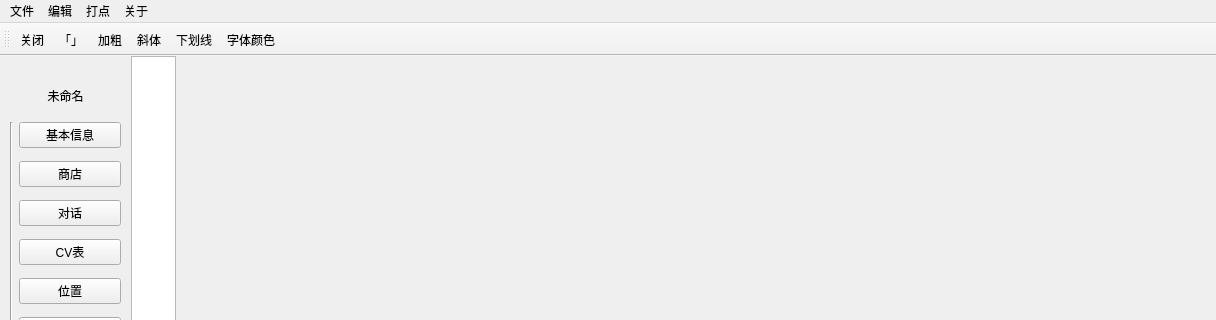
Above: Visual-Editor/mainwindow.ui from Marcus-P-114514/Genshin-Impact-BWiKi-NPC-Editor before the change; both pictures show x 0 to 1216 and y 0 to 320 of the 1216 by 736 pixel window. Below: the same form after it.
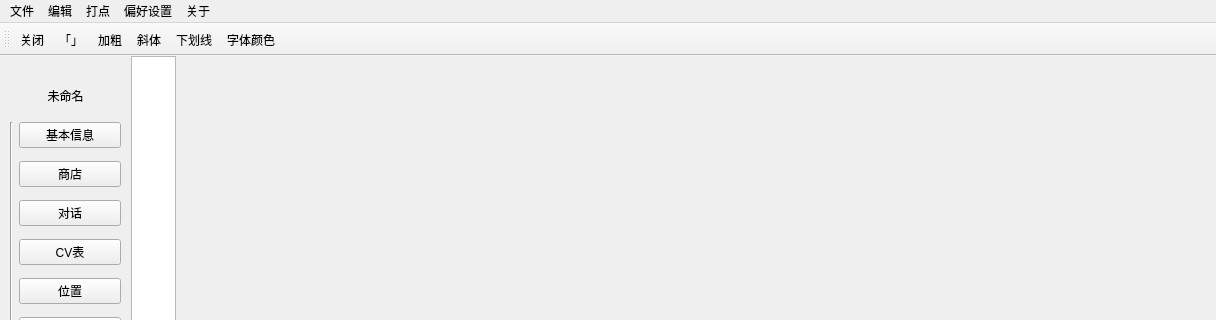
That is the form after the change.

The edit to the form file:
```diff
--- a/Visual-Editor/mainwindow.ui
+++ b/Visual-Editor/mainwindow.ui
@@ -2407,7 +2407,7 @@
      <x>0</x>
      <y>0</y>
      <width>1216</width>
-     <height>24</height>
+     <height>26</height>
     </rect>
    </property>
    <widget class="QMenu" name="menuqqq">
@@ -2444,9 +2444,16 @@
     </property>
     <addaction name="open_mapview"/>
    </widget>
+   <widget class="QMenu" name="menu_2">
+    <property name="title">
+     <string>偏好设置</string>
+    </property>
+    <addaction name="config_theme"/>
+   </widget>
    <addaction name="menuqqq"/>
    <addaction name="menu"/>
    <addaction name="menu_4"/>
+   <addaction name="menu_2"/>
    <addaction name="menu_3"/>
   </widget>
   <widget class="QToolBar" name="quickinsert">
```
Left out of the diff: 2 changed lines with no effect on the pictures.
